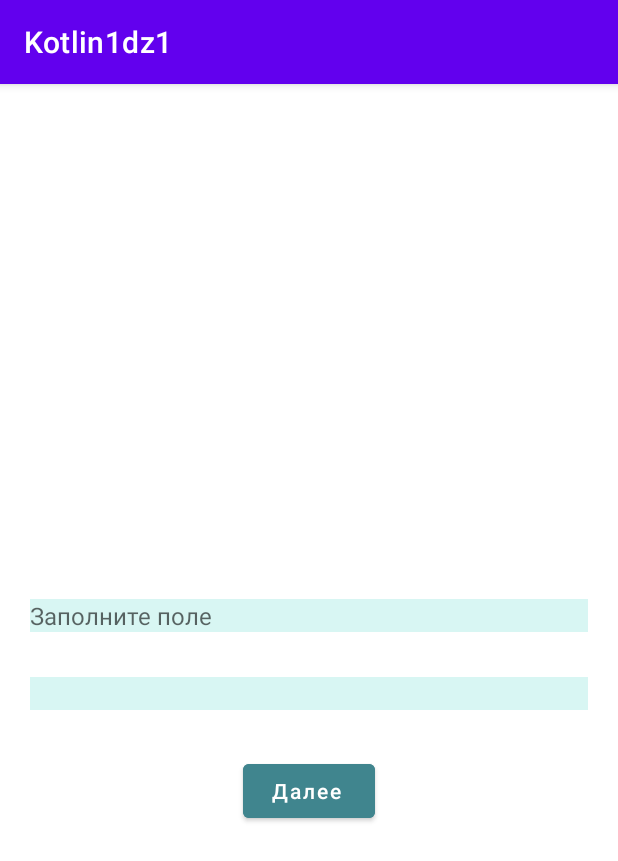
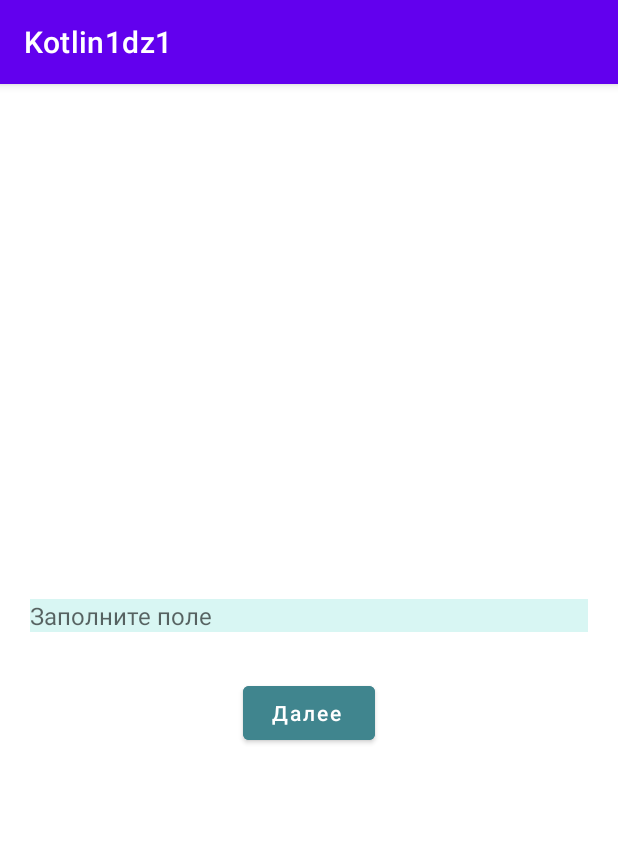
Before and after one commit to Ainazik-bit/Kotlin1dz12, an Android app: the screen it shows after launch (MainActivity), on a phone screen of 412 x 824 dp. Shown: the top 861 px of the screen. Run offline under Robolectric (Android 15) with nearby library versions, the phone set to English and light mode, and no system bars.

```diff
--- a/app/src/main/java/com/example/kotlin1dz1/MainActivity.kt
+++ b/app/src/main/java/com/example/kotlin1dz1/MainActivity.kt
@@ -1,37 +1,57 @@
 package com.example.kotlin1dz1
 
+import android.app.Activity
 import android.content.Intent
 import androidx.appcompat.app.AppCompatActivity
 import android.os.Bundle
 import android.view.View
 import android.widget.Toast
+import androidx.activity.result.ActivityResult
+import androidx.activity.result.contract.ActivityResultContracts
 import kotlinx.android.synthetic.main.activity_main.*
 import kotlinx.android.synthetic.main.activity_second.*
 
 class MainActivity : AppCompatActivity() {
 
+    val resultCallback =
+            registerForActivityResult(ActivityResultContracts.StartActivityForResult()) { result: ActivityResult? ->
+                if (result?.resultCode == Activity.RESULT_OK && result.data != null) {
+                    val str = result.data!!.getStringExtra("result")
+                    edit_text.setText(str)
+                } else {
+                    Toast.makeText(this, "Ошибка", Toast.LENGTH_SHORT).show()
+                }
+            }
+
     override fun onCreate(savedInstanceState: Bundle?) {
         super.onCreate(savedInstanceState)
         setContentView(R.layout.activity_main)
-        openActivity()
-        getData()
-    }
-    private fun openActivity(){
+//        openActivity()
+//        getData()
         button.setOnClickListener(View.OnClickListener {
-            if (edit_text.text.isNotEmpty()){
-            val fromTextView = edit_text.text.toString()
-            val intent = Intent(this, SecondActivity::class.java).apply {
-               putExtra("fromTextView", fromTextView) }
-            startActivity(intent)
-            }else{
-                Toast.makeText(this, "Поле не может быть пустым", Toast.LENGTH_SHORT).show()
-            }
-
+            openActivity()
         })
     }
-    private fun getData(){
-        val intent = intent
-        val textSecond = intent.getStringExtra("fromMain")
-        text_view1.text = textSecond
+
+
+    private fun openActivity() {
+
+        if (edit_text.text.isNotEmpty()) {
+            val intent = Intent(this, SecondActivity::class.java)
+            val fromTextView = edit_text.text.toString()
+
+            intent.putExtra("fromTextView", fromTextView)
+            resultCallback.launch(intent)
+        } else {
+            Toast.makeText(this, "Поле не может быть пустым", Toast.LENGTH_SHORT).show()
+        }
+
     }
+
+
+//    private fun getData(){
+//        val intent = intent
+//        val textSecond = intent.getStringExtra("fromMain")
+//        text_view1.text = textSecond
+//    }
 }
--- a/app/src/main/res/layout/activity_main.xml
+++ b/app/src/main/res/layout/activity_main.xml
@@ -25,7 +25,7 @@
         android:id="@+id/button"
         android:layout_width="wrap_content"
         android:layout_height="wrap_content"
-        app:layout_constraintTop_toBottomOf="@+id/text_view1"
+        app:layout_constraintTop_toBottomOf="@+id/edit_text"
         android:layout_marginTop="30dp"
         app:layout_constraintStart_toStartOf="parent"
         app:layout_constraintEnd_toEndOf="parent"
@@ -35,17 +35,5 @@
         tools:ignore="HardcodedText" />
 
 
-    <TextView
-        android:id="@+id/text_view1"
-        android:layout_width="match_parent"
-        android:layout_height="wrap_content"
-        android:layout_marginBottom="60dp"
-        android:layout_marginStart="20dp"
-        android:layout_marginEnd="20dp"
-        android:background="#D8F6F3"
-        android:textSize="16sp"
-        app:layout_constraintTop_toBottomOf="@+id/edit_text"
-        android:layout_marginTop="30dp"
-        />
 
 </androidx.constraintlayout.widget.ConstraintLayout>
```
Also changed, not shown: app/src/main/java/com/example/kotlin1dz1/SecondActivity.kt (+24 -14 lines).
